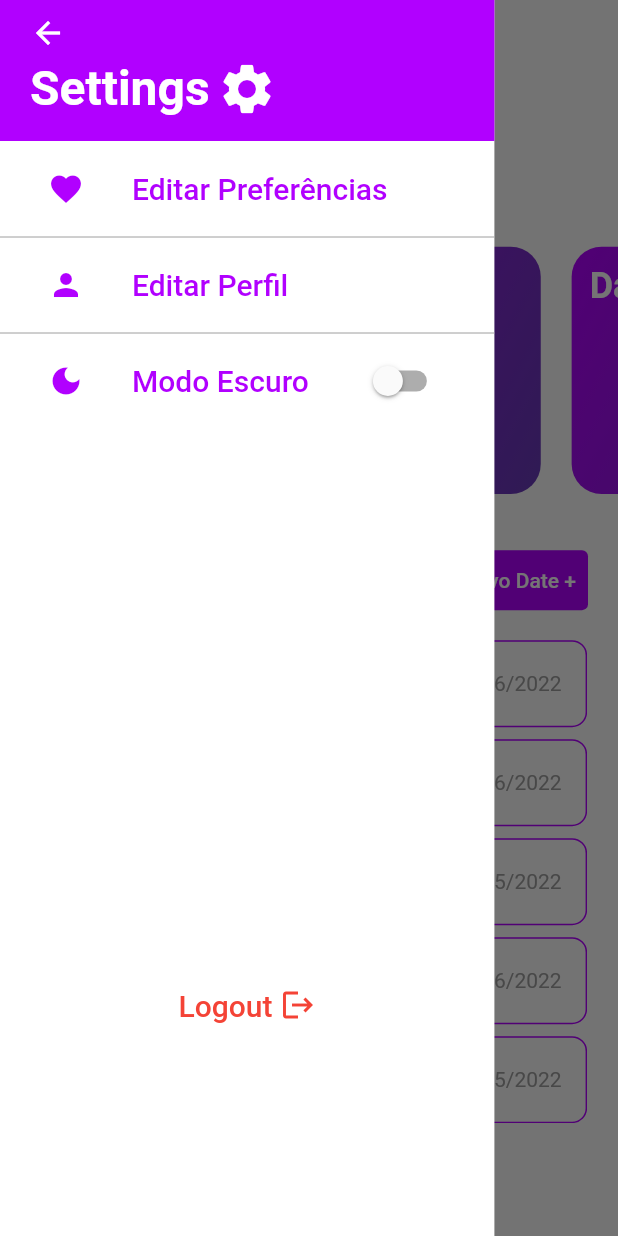
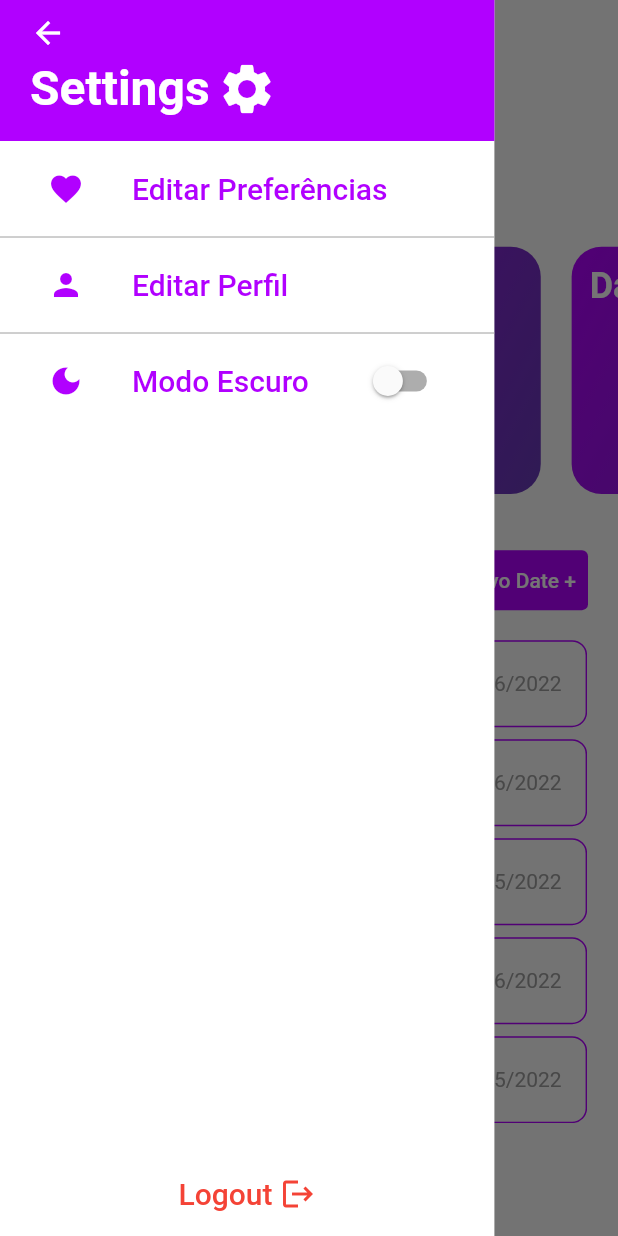
Before and after one commit to joao-vitor-machado/projeto-final-date-ideas, a Flutter app: the MainScreen screen opened by its route, with the side drawer open, on a phone screen of 412 x 824 dp. Run offline on Flutter 3.47's test engine with Material 2 defaults, Android fonts, the light colour scheme and no system bars; drawn by our look-alikes of carousel_slider; missing offline and left inert: flutter_number_picker.

Commit message:
refatorando login e Drawer

```diff
--- a/lib/view/main_screen.dart
+++ b/lib/view/main_screen.dart
@@ -1,7 +1,5 @@
 import 'package:carousel_slider/carousel_slider.dart';
-import 'package:flutter/cupertino.dart';
 import 'package:flutter/material.dart';
-
 import '../model/mock/dates_mock.dart';
 import '../widgets/date_card.dart';
 import '../widgets/date_tile.dart';
@@ -25,7 +23,7 @@ class MainScreen extends StatelessWidget {
           indexes.add(i);
         }
       }
-      if (indexes.length > 0) {
+      if (indexes.isNotEmpty) {
         return CarouselSlider(
             options: CarouselOptions(autoPlay: false),
             items: indexes
@@ -34,7 +32,7 @@ class MainScreen extends StatelessWidget {
       } else {
         return Container(
           height: screen.height * 0.3,
-          child: Center(
+          child: const Center(
             child: Text("Nenhum date hoje ;-;"),
           ),
         );
@@ -45,18 +43,20 @@ class MainScreen extends StatelessWidget {
       showDialog(
           context: context,
           builder: (BuildContext context) {
-            return NewDateDialog();
+            return const NewDateDialog();
           });
     }
 
     return Scaffold(
-      drawer: DrawerWidget(),
+      drawer: const DrawerWidget(),
       appBar: AppBar(
         backgroundColor: Colors.transparent,
         foregroundColor: tema.primary,
         elevation: 0,
       ),
-      body: SingleChildScrollView(
+      body: GestureDetector(
+        onHorizontalDragEnd: (e) => const DrawerWidget(),
+        child: SingleChildScrollView(
           child: SafeArea(
             child: Column(
               crossAxisAlignment: CrossAxisAlignment.start,
@@ -125,6 +125,7 @@ class MainScreen extends StatelessWidget {
             ),
           ),
         ),
+      ),
     );
   }
 }
--- a/lib/widgets/drawer_widget.dart
+++ b/lib/widgets/drawer_widget.dart
@@ -52,8 +52,10 @@ class DrawerWidget extends StatelessWidget {
     ];
 
     return Container(
+      decoration: BoxDecoration(
+        color: tema.secondary,
+      ),
       width: screen.width * 0.8,
-      color: tema.secondary,
       child: Column(
         children: [
           Container(
@@ -110,20 +112,26 @@ class DrawerWidget extends StatelessWidget {
                   tiles: itemsMenu.map((e) => ListTile(title: e))).toList(),
             ),
           ),
-          SizedBox(
-            height: screen.height * 0.18,
-          ),
+          // SizedBox(
+          //   height: screen.height * 0.18,
+          // ),
+          Expanded(
+            child: Column(
+              mainAxisAlignment: MainAxisAlignment.end,
+              children: [
                 Container(
                   width: screen.width * 0.7,
                   child: GestureDetector(
-              onTap: () => Navigator.pushNamed(context, LoginScreen.route),
+                    onTap: () =>
+                        Navigator.pushNamed(context, LoginScreen.route),
                     child: ListTile(
                       title: Row(
                         crossAxisAlignment: CrossAxisAlignment.center,
                         mainAxisAlignment: MainAxisAlignment.center,
                         children: [
                           Text("Logout",
-                        style: TextStyle(color: Colors.red, fontSize: 20)),
+                              style:
+                                  TextStyle(color: Colors.red, fontSize: 20)),
                           SizedBox(
                             width: 5,
                           ),
@@ -138,6 +146,9 @@ class DrawerWidget extends StatelessWidget {
                 ),
               ],
             ),
+          ),
+        ],
+      ),
     );
   }
 }
```
Also changed, not shown: lib/view/login_screen.dart (+70 -51 lines). Lines whose indentation alone changed are shown as unchanged.
